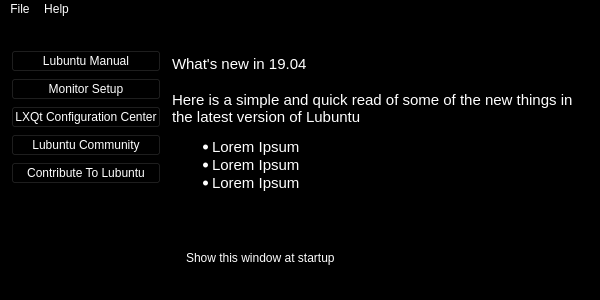
Before: the Qt Designer form mainwindow.ui in lubuntu-team/welcome, drawn with Qt 5.
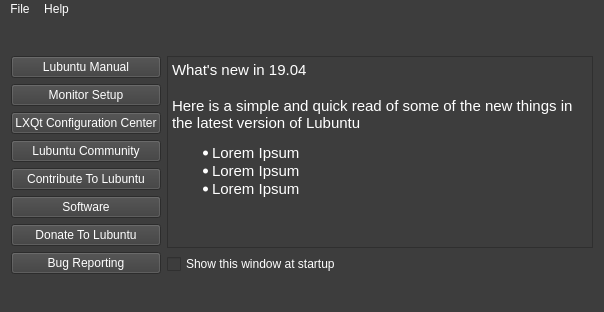
After: the same form once the commit is applied.

Commit message: Add software, donate, bugs, buttons.

Patch:
```diff
--- a/mainwindow.ui
+++ b/mainwindow.ui
@@ -6,8 +6,8 @@
    <rect>
     <x>0</x>
     <y>0</y>
-    <width>600</width>
-    <height>300</height>
+    <width>604</width>
+    <height>312</height>
    </rect>
   </property>
   <property name="windowTitle">
@@ -16,7 +16,7 @@
   <property name="styleSheet">
    <string notr="true">color: white;
 
-background-color: black;</string>
+background-color: rgb(61, 61, 61);</string>
   </property>
   <widget class="QWidget" name="centralWidget">
    <layout class="QFormLayout" name="formLayout">
@@ -72,17 +72,41 @@
         </property>
        </widget>
       </item>
+      <item>
+       <widget class="QPushButton" name="buttonSoftware">
+        <property name="text">
+         <string>Software</string>
+        </property>
+       </widget>
+      </item>
+      <item>
+       <widget class="QPushButton" name="buttonDonate">
+        <property name="text">
+         <string>Donate To Lubuntu</string>
+        </property>
+       </widget>
+      </item>
+      <item>
+       <widget class="QPushButton" name="buttonBugReports">
+        <property name="text">
+         <string>Bug Reporting</string>
+        </property>
+       </widget>
+      </item>
      </layout>
     </item>
     <item row="0" column="1">
      <layout class="QVBoxLayout" name="verticalLayout">
       <item>
        <widget class="QTextEdit" name="textEdit">
+        <property name="styleSheet">
+         <string notr="true">background color:rgb(25, 25, 25)</string>
+        </property>
         <property name="html">
          <string>&lt;!DOCTYPE HTML PUBLIC &quot;-//W3C//DTD HTML 4.0//EN&quot; &quot;http://www.w3.org/TR/REC-html40/strict.dtd&quot;&gt;
 &lt;html&gt;&lt;head&gt;&lt;meta name=&quot;qrichtext&quot; content=&quot;1&quot; /&gt;&lt;style type=&quot;text/css&quot;&gt;
 p, li { white-space: pre-wrap; }
-&lt;/style&gt;&lt;/head&gt;&lt;body style=&quot; font-family:'Ubuntu'; font-size:14pt; font-weight:400; font-style:normal;&quot;&gt;
+&lt;/style&gt;&lt;/head&gt;&lt;body style=&quot; font-family:'Ubuntu'; font-size:10pt; font-weight:400; font-style:normal;&quot;&gt;
 &lt;p style=&quot; margin-top:0px; margin-bottom:0px; margin-left:0px; margin-right:0px; -qt-block-indent:0; text-indent:0px;&quot;&gt;&lt;span style=&quot; font-size:11pt;&quot;&gt;What's new in 19.04&lt;/span&gt;&lt;/p&gt;
 &lt;p style=&quot;-qt-paragraph-type:empty; margin-top:0px; margin-bottom:0px; margin-left:0px; margin-right:0px; -qt-block-indent:0; text-indent:0px; font-size:11pt;&quot;&gt;&lt;br /&gt;&lt;/p&gt;
 &lt;p style=&quot; margin-top:0px; margin-bottom:0px; margin-left:0px; margin-right:0px; -qt-block-indent:0; text-indent:0px;&quot;&gt;&lt;span style=&quot; font-size:11pt;&quot;&gt;Here is a simple and quick read of some of the new things in the latest version of Lubuntu&lt;/span&gt;&lt;/p&gt;
@@ -94,6 +118,9 @@
       </item>
       <item>
        <widget class="QCheckBox" name="checkBox">
+        <property name="styleSheet">
+         <string notr="true">background color:rgb(35, 35, 35)</string>
+        </property>
         <property name="text">
          <string>Show this window at startup</string>
         </property>
@@ -108,8 +135,8 @@
     <rect>
      <x>0</x>
      <y>0</y>
-     <width>600</width>
-     <height>34</height>
+     <width>604</width>
+     <height>28</height>
     </rect>
    </property>
    <widget class="QMenu" name="menuFile">
```
Left out of the diff: 4 changed lines with no effect on the pictures. The commit also changes 2 other files.
